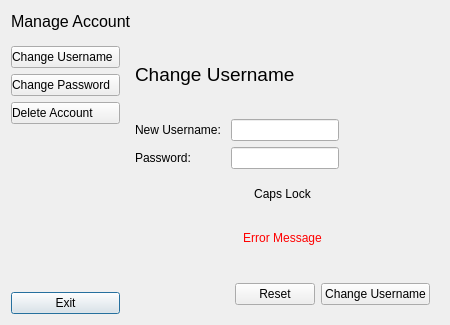
The window that ui/manage_account.ui (VicMbugua/TaskManagementSystem) describes before a commit, drawn with Qt 5.
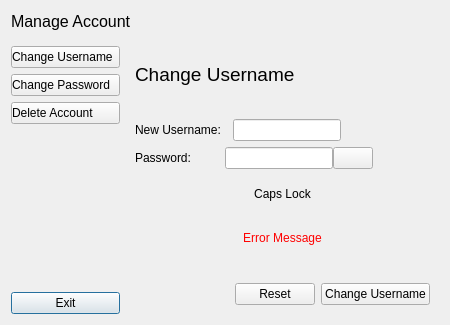
The same window after the commit.

```diff
--- a/ui/manage_account.ui
+++ b/ui/manage_account.ui
@@ -241,9 +241,15 @@
            <layout class="QHBoxLayout" name="horizontalLayout_4">
             <item>
              <widget class="QLabel" name="label_2">
+              <property name="sizePolicy">
+               <sizepolicy hsizetype="Fixed" vsizetype="Preferred">
+                <horstretch>0</horstretch>
+                <verstretch>0</verstretch>
+               </sizepolicy>
+              </property>
               <property name="minimumSize">
                <size>
-                <width>90</width>
+                <width>92</width>
                 <height>0</height>
                </size>
               </property>
@@ -258,7 +264,14 @@
              </widget>
             </item>
             <item>
-             <widget class="QLineEdit" name="new_username"/>
+             <widget class="QLineEdit" name="new_username">
+              <property name="sizePolicy">
+               <sizepolicy hsizetype="Fixed" vsizetype="Fixed">
+                <horstretch>0</horstretch>
+                <verstretch>0</verstretch>
+               </sizepolicy>
+              </property>
+             </widget>
             </item>
             <item>
              <spacer name="horizontalSpacer_3">
@@ -277,6 +290,9 @@
           </item>
           <item>
            <layout class="QHBoxLayout" name="horizontalLayout_5">
+            <property name="spacing">
+             <number>0</number>
+            </property>
             <item>
              <widget class="QLabel" name="label_5">
               <property name="minimumSize">
@@ -297,11 +313,24 @@
             </item>
             <item>
              <widget class="QLineEdit" name="password">
+              <property name="sizePolicy">
+               <sizepolicy hsizetype="Fixed" vsizetype="Fixed">
+                <horstretch>0</horstretch>
+                <verstretch>0</verstretch>
+               </sizepolicy>
+              </property>
               <property name="echoMode">
                <enum>QLineEdit::Password</enum>
               </property>
              </widget>
             </item>
+            <item>
+             <widget class="QPushButton" name="pushButton">
+              <property name="text">
+               <string/>
+              </property>
+             </widget>
+            </item>
             <item>
              <spacer name="horizontalSpacer_4">
               <property name="orientation">
```
Left out of the diff: 52 changed lines with no effect on the pictures.
